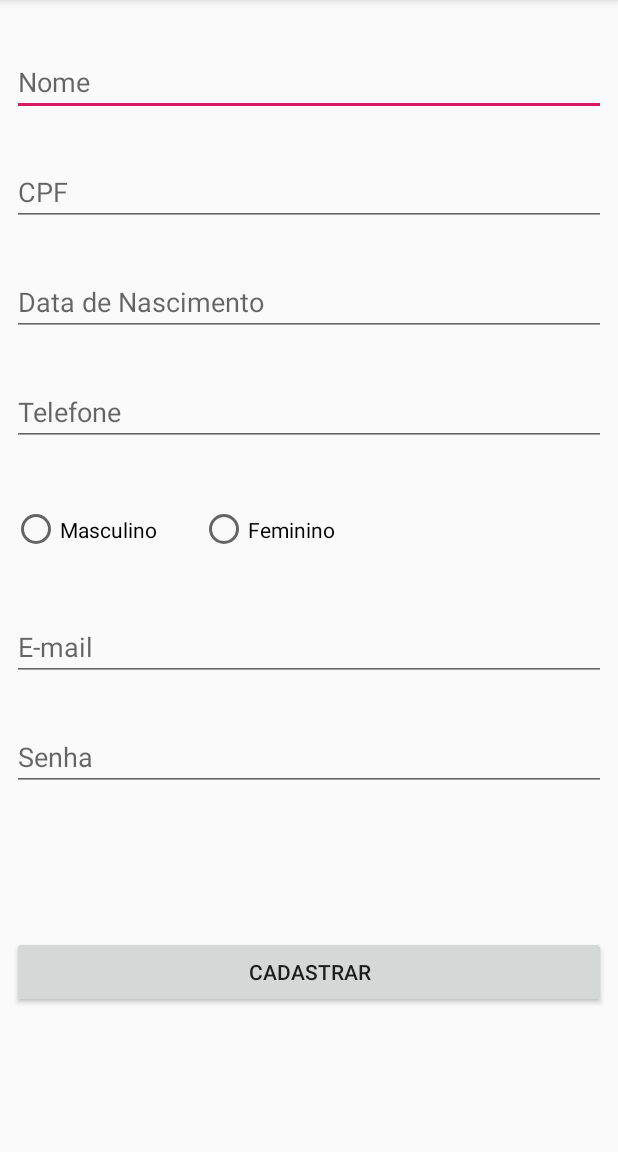
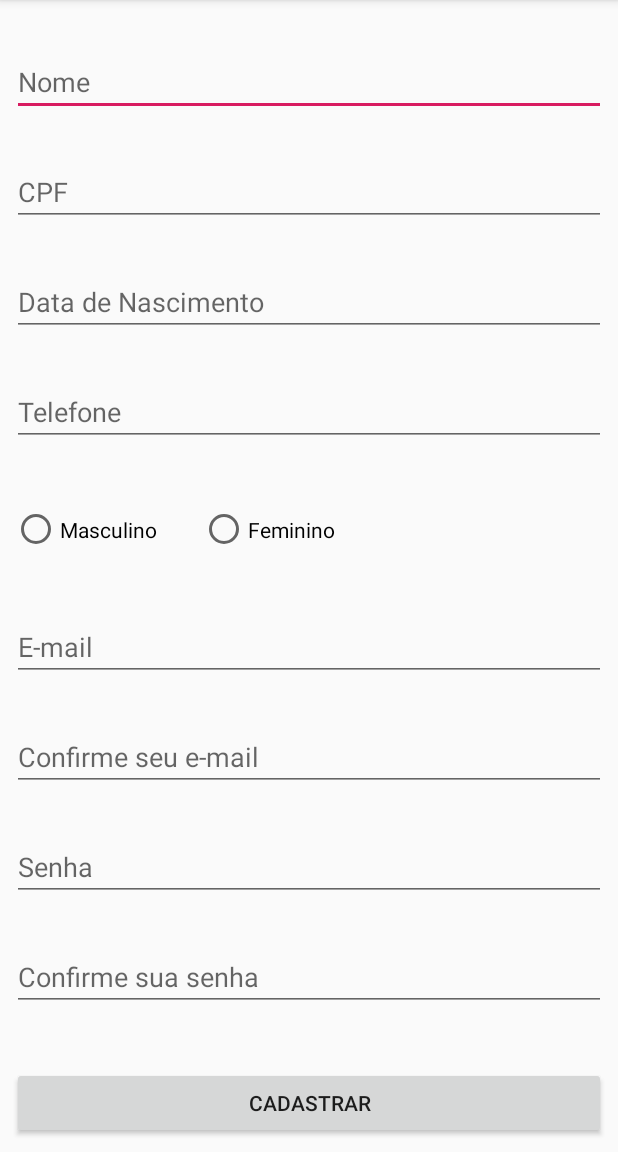
Before and after one commit to BoltFood-Company/BoltFood-Client, an Android app: the ClienteActivity screen opened directly, with no data from a screen before it, on a phone screen of 412 x 824 dp, the part 84-1236 px from its top. Run offline under Robolectric (Android 15) with nearby library versions, the phone set to English and light mode, and no system bars.

Commit message:
Tela de Login e Cadastro

```diff
--- a/app/src/main/java/br/com/app/client/boltfood/controller/ClienteController.java
+++ b/app/src/main/java/br/com/app/client/boltfood/controller/ClienteController.java
@@ -1,4 +1,6 @@
 package br.com.app.client.boltfood.controller;
+
+import android.app.Activity;
 
 import br.com.app.client.boltfood.dao.ClienteDAO;
 import br.com.app.client.boltfood.model.entity.Cliente;
--- a/app/src/main/java/br/com/app/client/boltfood/view/ClienteActivity.java
+++ b/app/src/main/java/br/com/app/client/boltfood/view/ClienteActivity.java
@@ -1,24 +1,18 @@
 package br.com.app.client.boltfood.view;
 
-import android.support.annotation.NonNull;
 import android.support.v7.app.AppCompatActivity;
 import android.os.Bundle;
-import android.util.Log;
 import android.view.View;
 import android.widget.EditText;
 import android.widget.RadioButton;
-
-import com.google.android.gms.tasks.OnCompleteListener;
-import com.google.android.gms.tasks.Task;
-import com.google.firebase.auth.AuthResult;
-import com.google.firebase.auth.FirebaseAuth;
 
 import br.com.app.client.boltfood.R;
 import br.com.app.client.boltfood.controller.ClienteController;
 import br.com.app.client.boltfood.model.entity.Cliente;
 import br.com.app.client.boltfood.model.entity.enums.Sexo;
-import br.com.app.client.boltfood.model.entity.util.Documento;
-import br.com.app.client.boltfood.model.entity.util.Validacao;
+import br.com.app.client.boltfood.view.util.Documento;
+import br.com.app.client.boltfood.view.util.Mask;
+import br.com.app.client.boltfood.view.util.Validacao;
 
 public class ClienteActivity extends AppCompatActivity {
 
@@ -27,7 +21,9 @@ public class ClienteActivity extends AppCompatActivity {
     private EditText dataNascimentoCliente;
     private EditText telefoneCliente;
     private EditText emailCliente;
+    private EditText confirmacaoEmailCliente;
     private EditText senhaCliente;
+    private EditText confirmacaoSenhaCliente;
     private RadioButton masculino;
     private RadioButton feminino;
 
@@ -44,9 +40,15 @@ public class ClienteActivity extends AppCompatActivity {
         dataNascimentoCliente = findViewById(R.id.dataNascimentoEditText);
         telefoneCliente = findViewById(R.id.telefoneEditText);
         emailCliente = findViewById(R.id.emailEditText);
+        confirmacaoEmailCliente = findViewById(R.id.confirmacaoEmailEditText);
         senhaCliente = findViewById(R.id.passwordEditText);
+        confirmacaoSenhaCliente = findViewById(R.id.confirmacaoSenhaEditText);
         masculino = findViewById(R.id.masculinoRadioButton);
         feminino = findViewById(R.id.femininoRadioButton);
+
+        documentoCliente.addTextChangedListener(Mask.insert("###.###.###-##", documentoCliente));
+        dataNascimentoCliente.addTextChangedListener(Mask.insert("##/##/####", dataNascimentoCliente));
+        telefoneCliente.addTextChangedListener(Mask.insert("(##)#####-####", telefoneCliente));
     }
 
     public void cadastrar(View view) {
@@ -54,14 +56,6 @@ public class ClienteActivity extends AppCompatActivity {
         if (!validaCampos()) {
             return;
         }
-
-        //Valida Se email já existe.
-        FirebaseAuth auth = FirebaseAuth.getInstance();
-        auth.createUserWithEmailAndPassword(emailCliente.getText().toString(), senhaCliente.getText().toString())
-                .addOnCompleteListener(this, new OnCompleteListener<AuthResult>() {
-                    @Override
-                    public void onComplete(@NonNull Task<AuthResult> task) {
-                        if (task.isSuccessful()) {
 
         cliente = new Cliente();
         cliente.setNome(nomeCliente.getText().toString());
@@ -74,21 +68,27 @@ public class ClienteActivity extends AppCompatActivity {
 
         clienteController = new ClienteController();
         clienteController.inserirCliente(cliente);
-
-                        } else {
-                            emailCliente.setError(getString(R.string.emailexistente));
-                            emailCliente.requestFocus();
-                        }
-                    }
-                });
-
-
     }
 
     private boolean validaCampos(){
 
         if (!Validacao.validarEditText(nomeCliente, getString(R.string.validacaonome))){
             nomeCliente.requestFocus();
+            return false;
+        }
+
+        if (!Validacao.validarEditText(documentoCliente, getString(R.string.validacaodocumento))){
+            documentoCliente.requestFocus();
+            return false;
+        }
+
+        if (!Documento.isValidCPF(documentoCliente.getText().toString())){
+            documentoCliente.setError(getString(R.string.cpfinvalido));
+            return false;
+        }
+
+        if (!Validacao.validarEditText(telefoneCliente, getString(R.string.validacaotelefone))){
+            telefoneCliente.requestFocus();
             return false;
         }
 
@@ -102,13 +102,15 @@ public class ClienteActivity extends AppCompatActivity {
             return false;
         }
 
-        if (!Validacao.validarEditText(documentoCliente, getString(R.string.validacaodocumento))){
-            documentoCliente.requestFocus();
+        if (!emailCliente.getText().toString().equals(confirmacaoEmailCliente.getText().toString())){
+            confirmacaoSenhaCliente.setError(getString(R.string.validacaoconfirmacaoemail));
+            confirmacaoEmailCliente.requestFocus();
             return false;
         }
 
-        if (!Documento.isValidCPF(documentoCliente.getText().toString())){
-            documentoCliente.setError(getString(R.string.cpfinvalido));
+        if (!senhaCliente.getText().toString().equals(confirmacaoSenhaCliente.getText().toString())){
+            confirmacaoSenhaCliente.setError(getString(R.string.validacaoconfirmacaosenha));
+            confirmacaoSenhaCliente.requestFocus();
             return false;
         }
 
--- a/app/src/main/java/br/com/app/client/boltfood/model/entity/util/Documento.java
+++ b/app/src/main/java/br/com/app/client/boltfood/view/util/Documento.java
@@ -1,4 +1,4 @@
-package br.com.app.client.boltfood.model.entity.util;
+package br.com.app.client.boltfood.view.util;
 
 // Fonte: https://gist.github.com/adrianoluis/5043397d378ae506d87366abb0ab4e30
 
--- a/app/src/main/java/br/com/app/client/boltfood/model/entity/util/Validacao.java
+++ b/app/src/main/java/br/com/app/client/boltfood/view/util/Validacao.java
@@ -1,4 +1,4 @@
-package br.com.app.client.boltfood.model.entity.util;
+package br.com.app.client.boltfood.view.util;
 
 import android.widget.EditText;
 
--- a/app/src/main/res/layout/activity_cliente.xml
+++ b/app/src/main/res/layout/activity_cliente.xml
@@ -136,34 +136,59 @@
             android:layout_width="0dp"
             android:layout_height="wrap_content"
             android:layout_marginStart="8dp"
-            android:layout_marginLeft="8dp"
             android:layout_marginTop="28dp"
             android:layout_marginEnd="8dp"
-            android:layout_marginRight="8dp"
             android:ems="10"
             android:hint="@string/senha"
             android:inputType="textPassword"
             app:layout_constraintEnd_toEndOf="parent"
+            app:layout_constraintHorizontal_bias="0.0"
             app:layout_constraintStart_toStartOf="parent"
-            app:layout_constraintTop_toBottomOf="@+id/emailEditText" />
+            app:layout_constraintTop_toBottomOf="@+id/confirmacaoEmailEditText" />
 
         <Button
             android:id="@+id/cadastrarButton"
             android:layout_width="0dp"
             android:layout_height="wrap_content"
             android:layout_marginStart="8dp"
-            android:layout_marginLeft="8dp"
-            android:layout_marginTop="8dp"
+            android:layout_marginTop="28dp"
             android:layout_marginEnd="8dp"
-            android:layout_marginRight="8dp"
-            android:layout_marginBottom="8dp"
+            android:autofillHints="@string/senha"
             android:onClick="cadastrar"
             android:text="@string/cadastrar"
             app:layout_constraintBottom_toBottomOf="parent"
             app:layout_constraintEnd_toEndOf="parent"
+            app:layout_constraintHorizontal_bias="0.0"
             app:layout_constraintStart_toStartOf="parent"
-            app:layout_constraintTop_toBottomOf="@+id/passwordEditText"
-            android:autofillHints="@string/senha"/>
+            app:layout_constraintTop_toBottomOf="@+id/confirmacaoSenhaEditText" />
+
+        <EditText
+            android:id="@+id/confirmacaoEmailEditText"
+            android:layout_width="0dp"
+            android:layout_height="wrap_content"
+            android:layout_marginStart="8dp"
+            android:layout_marginTop="28dp"
+            android:layout_marginEnd="8dp"
+            android:ems="10"
+            android:hint="@string/confirmacaoemail"
+            android:inputType="textEmailAddress"
+            app:layout_constraintEnd_toEndOf="parent"
+            app:layout_constraintStart_toStartOf="parent"
+            app:layout_constraintTop_toBottomOf="@+id/emailEditText" />
+
+        <EditText
+            android:id="@+id/confirmacaoSenhaEditText"
+            android:layout_width="0dp"
+            android:layout_height="wrap_content"
+            android:layout_marginStart="8dp"
+            android:layout_marginTop="28dp"
+            android:layout_marginEnd="8dp"
+            android:ems="10"
+            android:hint="@string/confirmacaosenha"
+            android:inputType="textPassword"
+            app:layout_constraintEnd_toEndOf="parent"
+            app:layout_constraintStart_toStartOf="parent"
+            app:layout_constraintTop_toBottomOf="@+id/passwordEditText" />
 
     </android.support.constraint.ConstraintLayout>
 </ScrollView>
--- a/app/src/main/res/layout/activity_login.xml
+++ b/app/src/main/res/layout/activity_login.xml
@@ -29,10 +29,8 @@
         android:layout_width="300dp"
         android:layout_height="wrap_content"
         android:layout_marginStart="8dp"
-        android:layout_marginLeft="8dp"
         android:layout_marginTop="15dp"
         android:layout_marginEnd="8dp"
-        android:layout_marginRight="8dp"
         android:ems="10"
         android:hint="@string/senha"
         android:inputType="textPassword"
@@ -45,10 +43,8 @@
         android:layout_width="wrap_content"
         android:layout_height="wrap_content"
         android:layout_marginStart="8dp"
-        android:layout_marginLeft="8dp"
         android:layout_marginTop="28dp"
         android:layout_marginEnd="8dp"
-        android:layout_marginRight="8dp"
         android:onClick="logar"
         android:text="@string/login"
         app:layout_constraintEnd_toEndOf="parent"
--- a/app/src/main/res/values/strings.xml
+++ b/app/src/main/res/values/strings.xml
@@ -8,7 +8,9 @@
     <string name="masculino">Masculino</string>
     <string name="feminino">Feminino</string>
     <string name="email">E-mail</string>
+    <string name="confirmacaoemail">Confirme seu e-mail</string>
     <string name="senha">Senha</string>
+    <string name="confirmacaosenha">Confirme sua senha</string>
     <string name="cadastrese">Cadastre-se</string>
     <string name="cadastrar">Cadastrar</string>
     <string name="voltar">Voltar</string>
@@ -17,6 +19,7 @@
 
     <string name="validacaonome">Por favor, informe seu nome.</string>
     <string name="validacaodocumento">Por favor, informe seu CPF.</string>
+    <string name="validacaotelefone">Por favor, informe seu telefone.</string>
     <string name="validacaosexo">Por favor, informe seu sexo.</string>
     <string name="validacaoemail">Por favor, informe seu e-mail.</string>
     <string name="validacaodatanascimento">Por favor, informe sua Data de Nascimento.</string>
@@ -25,5 +28,10 @@
     <string name="validacaosenha">Por favor, informe a senha.</string>
     <string name="emailexistente">O e-mail informado, já está cadastrado.</string>
 
+    <string name="validacaoconfirmacaoemail">Por favor, confirme seu e-mail.</string>
+    <string name="validacaoconfirmacaosenha">Por favor, confirme sua senha.</string>
+
+
+
 
 </resources>
```
Also changed, not shown: app/src/main/java/br/com/app/client/boltfood/dao/ClienteDAO.java (+25 -2 lines), app/src/main/java/br/com/app/client/boltfood/model/entity/Cliente.java (+5 -4 lines), app/src/main/java/br/com/app/client/boltfood/view/LoginActivity.java (+1 -7 lines), app/src/main/java/br/com/app/client/boltfood/view/util/Mask.java (added, +53 -0 lines). Lines whose indentation alone changed are shown as unchanged.
